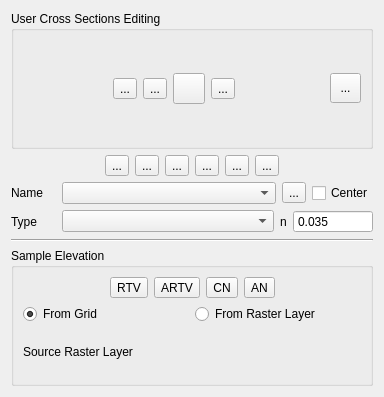
First picture: the form in flo2d/ui/xs_editor.ui, repository FLO-2DSoftware/qgis-flo-2d-plugin, before the edit.
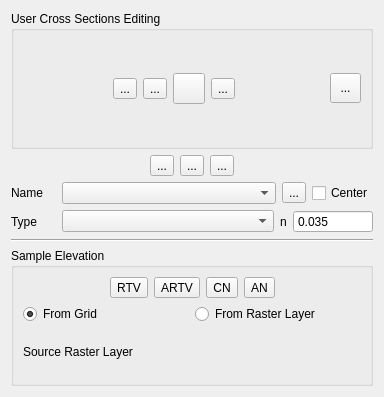
Second picture: the form after the edit. Icons and pictures are not drawn.

```diff
--- a/flo2d/ui/xs_editor.ui
+++ b/flo2d/ui/xs_editor.ui
@@ -32,50 +32,7 @@
        </property>
       </spacer>
      </item>
-     <item row="0" column="2">
-      <widget class="QToolButton" name="save_channel_DAT_files_btn">
-       <property name="toolTip">
-        <string>&lt;html&gt;&lt;head/&gt;&lt;body&gt;&lt;p&gt;Create CHAN.DAT XSEC.DAT, and CHANBANK.DAT&lt;/p&gt;&lt;/body&gt;&lt;/html&gt;</string>
-       </property>
-       <property name="statusTip">
-        <string>Create CHAN.DAT XSEC.DAT, and CHANBANK.DAT</string>
-       </property>
-       <property name="text">
-        <string>...</string>
-       </property>
-       <property name="icon">
-        <iconset>
-         <normaloff>../img/export_channels.svg</normaloff>../img/export_channels.svg</iconset>
-       </property>
-       <property name="iconSize">
-        <size>
-         <width>24</width>
-         <height>24</height>
-        </size>
-       </property>
-      </widget>
-     </item>
-     <item row="0" column="4">
-      <widget class="QToolButton" name="interpolate_xs_btn">
-       <property name="toolTip">
-        <string>Interpolate bed elevation data</string>
-       </property>
-       <property name="text">
-        <string>...</string>
-       </property>
-       <property name="icon">
-        <iconset>
-         <normaloff>../img/interpolate_xsec.svg</normaloff>../img/interpolate_xsec.svg</iconset>
-       </property>
-       <property name="iconSize">
-        <size>
-         <width>24</width>
-         <height>24</height>
-        </size>
-       </property>
-      </widget>
-     </item>
-     <item row="0" column="6">
+     <item row="0" column="3">
       <widget class="QToolButton" name="confluences_btn">
        <property name="toolTip">
         <string>Find confluences</string>
@@ -95,30 +52,7 @@
        </property>
       </widget>
      </item>
-     <item row="0" column="3">
-      <widget class="QToolButton" name="reassign_rightbanks_btn">
-       <property name="toolTip">
-        <string>&lt;html&gt;&lt;head/&gt;&lt;body&gt;&lt;p&gt;Import right banks (CHANBANK.DAT)&lt;/p&gt;&lt;/body&gt;&lt;/html&gt;</string>
-       </property>
-       <property name="statusTip">
-        <string>Import right banks (CHANBANK.DAT)</string>
-       </property>
-       <property name="text">
-        <string>...</string>
-       </property>
-       <property name="icon">
-        <iconset>
-         <normaloff>../img/import_right_banks.svg</normaloff>../img/import_right_banks.svg</iconset>
-       </property>
-       <property name="iconSize">
-        <size>
-         <width>24</width>
-         <height>24</height>
-        </size>
-       </property>
-      </widget>
-     </item>
-     <item row="0" column="7">
+     <item row="0" column="4">
       <spacer name="horizontalSpacer_2">
        <property name="orientation">
         <enum>Qt::Horizontal</enum>
@@ -131,7 +65,7 @@
        </property>
       </spacer>
      </item>
-     <item row="0" column="5">
+     <item row="0" column="2">
       <widget class="QToolButton" name="interpolate_channel_n_btn">
        <property name="toolTip">
         <string>&lt;html&gt;&lt;head/&gt;&lt;body&gt;&lt;p&gt;Interpolate channel n-values&lt;/p&gt;&lt;/body&gt;&lt;/html&gt;</string>
```
